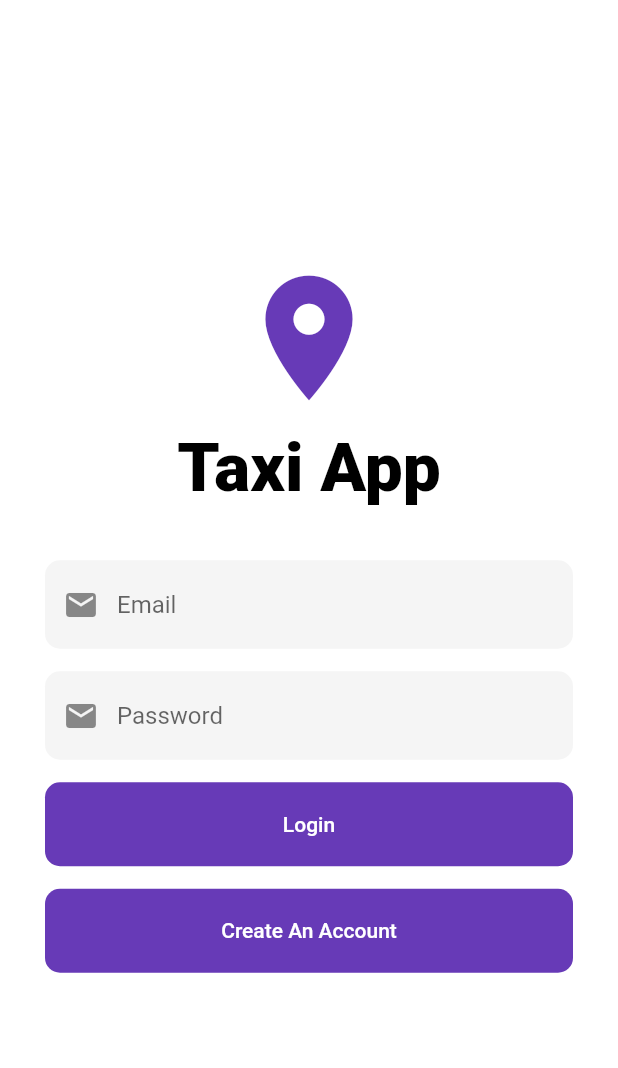
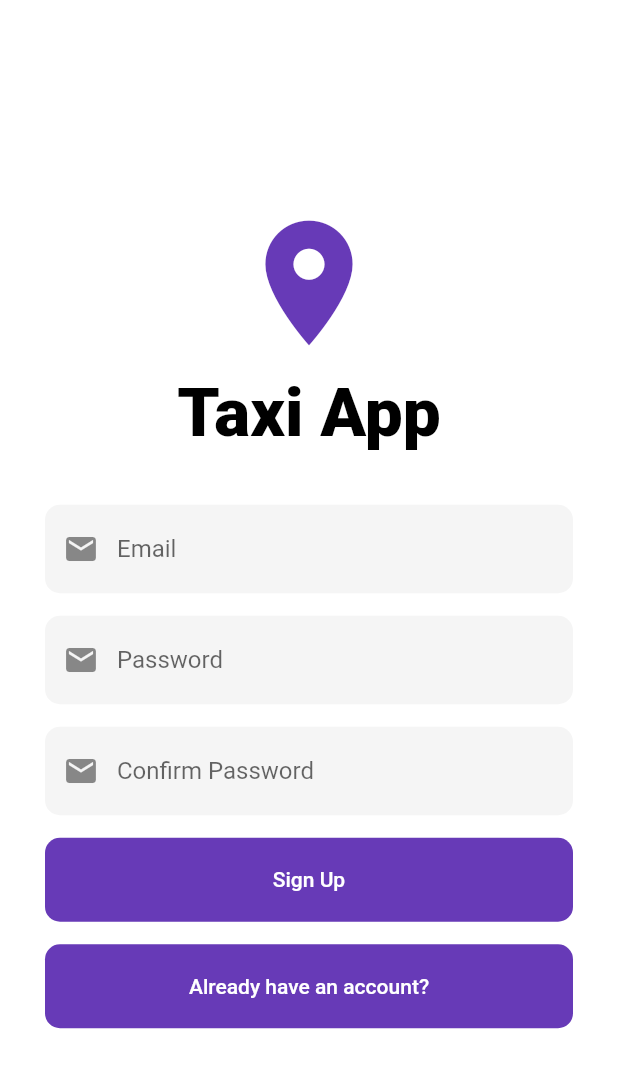
Before and after one commit to Rezuanul-Islam-Fahim/taxi_app, a Flutter app: the screen it shows after launch, after a tap on "Create An Account", on a phone screen of 412 x 824 dp. Shown: the top 1068 px of the screen. Run offline on Flutter 3.47's test engine with Material 2 defaults, Android fonts, the phone set to English and light mode, and no system bars.

Commit message:
Make signup UI

```diff
--- a/lib/widgets/login_signup_screen_widgets/form_button.dart
+++ b/lib/widgets/login_signup_screen_widgets/form_button.dart
@@ -1,9 +1,14 @@
 import 'package:flutter/material.dart';
 
 class FormButton extends StatelessWidget {
-  const FormButton({Key? key, required this.title}) : super(key: key);
+  const FormButton({
+    Key? key,
+    required this.title,
+    required this.handler,
+  }) : super(key: key);
 
   final String title;
+  final VoidCallback handler;
 
   @override
   Widget build(BuildContext context) {
@@ -16,8 +21,8 @@ class FormButton extends StatelessWidget {
             borderRadius: BorderRadius.circular(10),
           ),
         ),
+        onPressed: handler,
         child: Text(title),
-        onPressed: () {},
       ),
     );
   }
--- a/lib/widgets/login_signup_screen_widgets/login_signup_form.dart
+++ b/lib/widgets/login_signup_screen_widgets/login_signup_form.dart
@@ -14,6 +14,12 @@ class LoginForm extends StatefulWidget {
 class _LoginFormState extends State<LoginForm> {
   AuthMode authMode = AuthMode.login;
 
+  void switchMode() {
+    setState(() {
+      authMode = authMode == AuthMode.login ? AuthMode.signup : AuthMode.login;
+    });
+  }
+
   @override
   Widget build(BuildContext context) {
     return Form(
@@ -24,9 +30,22 @@ class _LoginFormState extends State<LoginForm> {
           const SizedBox(height: 15),
           const InputTextField(title: 'Password'),
           const SizedBox(height: 15),
-          const FormButton(title: 'Login'),
+          if (authMode == AuthMode.signup)
+            Column(
+              children: [
+                const InputTextField(title: 'Confirm Password'),
+                const SizedBox(height: 15),
+              ],
+            ),
+          FormButton(
+            title: authMode == AuthMode.login ? 'Login' : 'Sign Up',
+            handler: () {},
+          ),
           const SizedBox(height: 15),
-          const FormButton(title: 'Create An Account'),
+          FormButton(
+            title: authMode == AuthMode.login ? 'Create An Account' : 'Already have an account?',
+            handler: switchMode,
+          ),
         ],
       ),
     );
--- a/lib/widgets/login_signup_screen_widgets/text_field.dart
+++ b/lib/widgets/login_signup_screen_widgets/text_field.dart
@@ -1,9 +1,9 @@
 import 'package:flutter/material.dart';
 
 class InputTextField extends StatelessWidget {
-  const InputTextField({Key? key, @required this.title}) : super(key: key);
+  const InputTextField({Key? key, required this.title}) : super(key: key);
 
-  final String? title;
+  final String title;
 
   @override
   Widget build(BuildContext context) {
```
